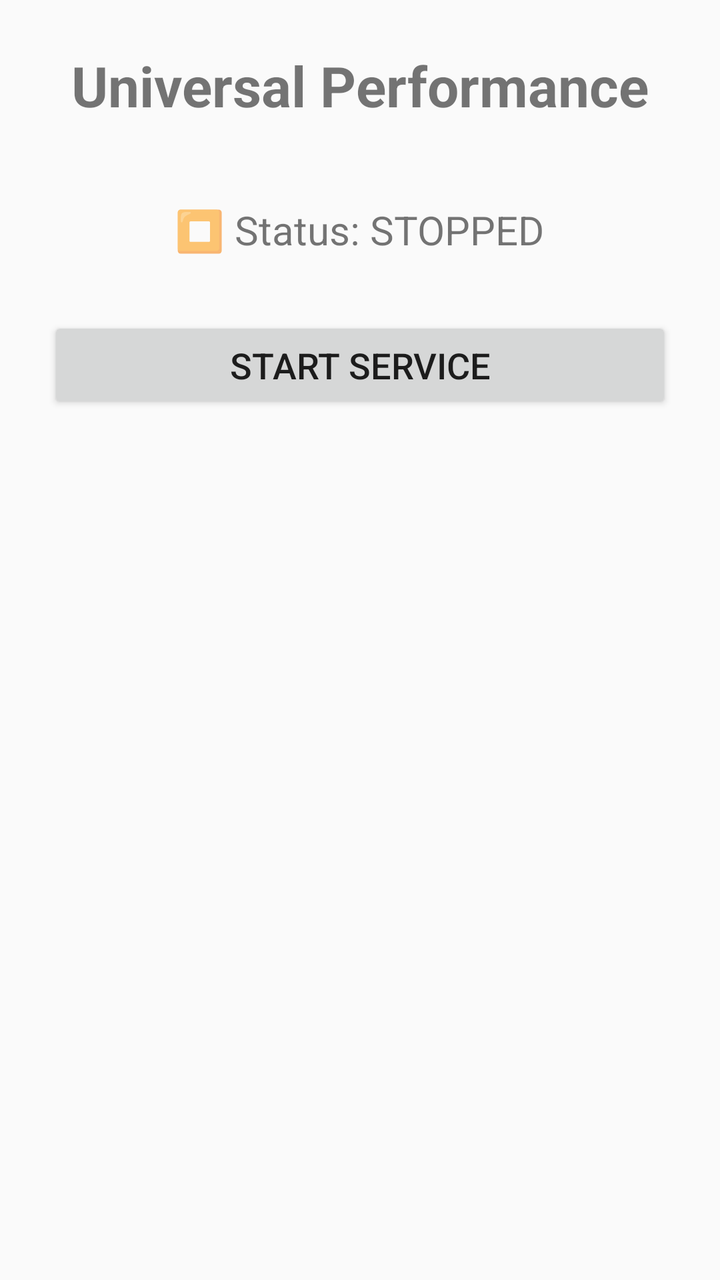
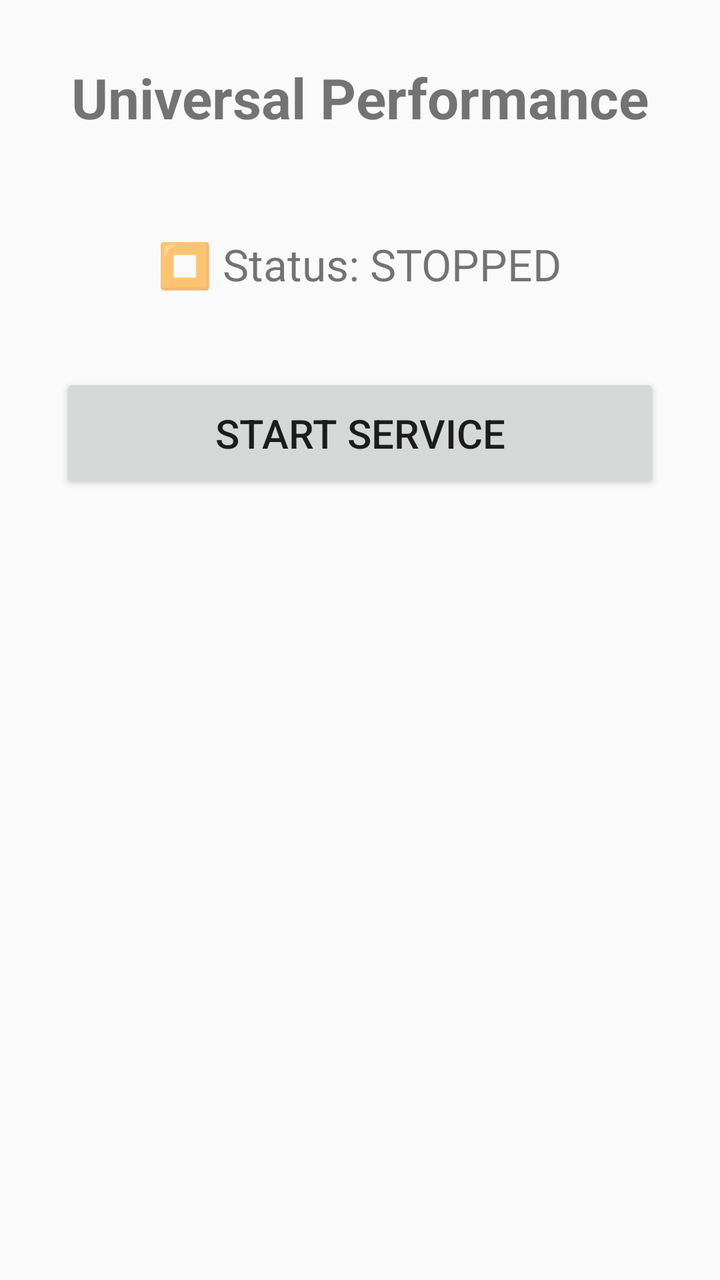

Two renders of the same Android screen: before a commit and after it. Below are the layout's source before the change and the commit's diff.
<!-- AndroidManifest.xml: application theme Theme.AppCompat.Light.NoActionBar -->
<!-- res/layout/activity_main.xml -->
<?xml version="1.0" encoding="utf-8"?>
<LinearLayout xmlns:android="http://schemas.android.com/apk/res/android"
    android:layout_width="match_parent"
    android:layout_height="match_parent"
    android:orientation="vertical"
    android:padding="24dp"
    android:gravity="center_horizontal">

    <TextView
        android:layout_width="wrap_content"
        android:layout_height="wrap_content"
        android:text="Universal Performance"
        android:textSize="28sp"
        android:textStyle="bold"
        android:layout_marginBottom="40dp"/>

    <TextView
        android:id="@+id/tv_status"
        android:layout_width="wrap_content"
        android:layout_height="wrap_content"
        android:text="@string/stopped"
        android:textSize="20sp"
        android:layout_marginBottom="30dp"/>

    <Button
        android:id="@+id/btn_toggle"
        android:layout_width="match_parent"
        android:layout_height="wrap_content"
        android:text="@string/start"
        android:textSize="18sp"
        android:paddingVertical="12dp"/>
</LinearLayout>
<!-- resources referenced by this layout -->
<resources>
  <string name="start">START SERVICE</string>
  <string name="stopped">⏹️ Status: STOPPED</string>
</resources>

<!-- the commit's change to res/layout/activity_main.xml (unified diff, before → after) -->
@@ -3,7 +3,7 @@
     android:layout_width="match_parent"
     android:layout_height="match_parent"
     android:orientation="vertical"
-    android:padding="24dp"
+    android:padding="30dp"
     android:gravity="center_horizontal">
 
     <TextView
@@ -12,21 +12,20 @@
         android:text="Universal Performance"
         android:textSize="28sp"
         android:textStyle="bold"
-        android:layout_marginBottom="40dp"/>
+        android:layout_marginBottom="50dp"/>
 
     <TextView
         android:id="@+id/tv_status"
         android:layout_width="wrap_content"
         android:layout_height="wrap_content"
         android:text="@string/stopped"
-        android:textSize="20sp"
-        android:layout_marginBottom="30dp"/>
+        android:textSize="22sp"
+        android:layout_marginBottom="40dp"/>
 
     <Button
         android:id="@+id/btn_toggle"
         android:layout_width="match_parent"
-        android:layout_height="wrap_content"
+        android:layout_height="60dp"
         android:text="@string/start"
-        android:textSize="18sp"
-        android:paddingVertical="12dp"/>
+        android:textSize="20sp"/>
 </LinearLayout>
